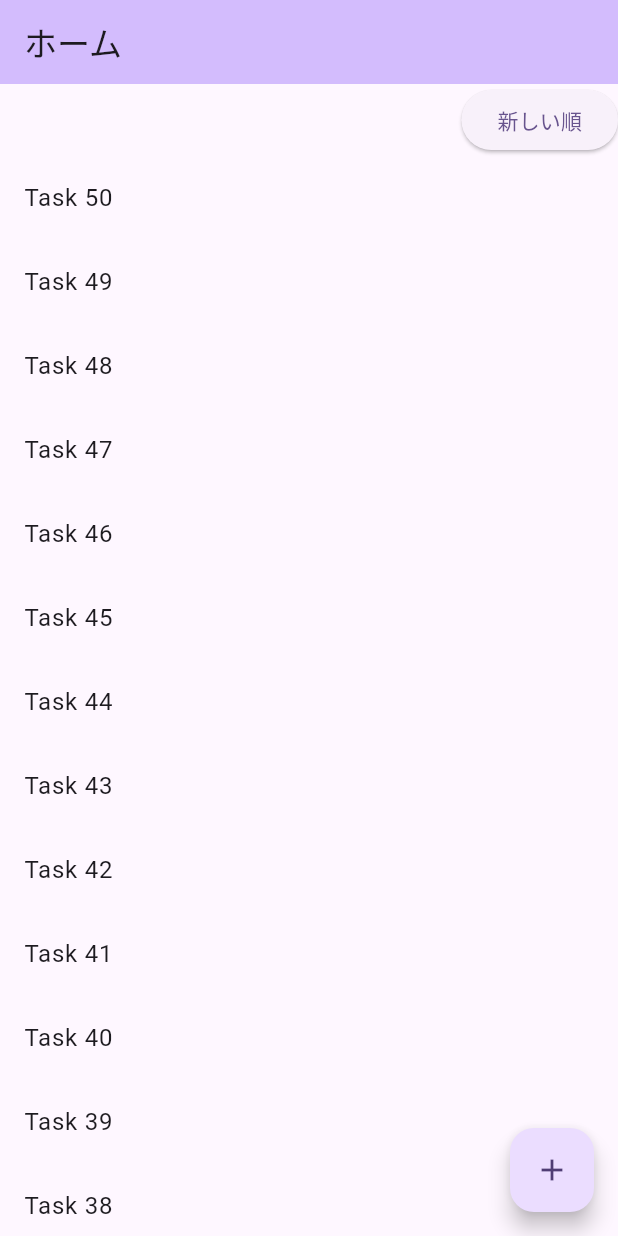
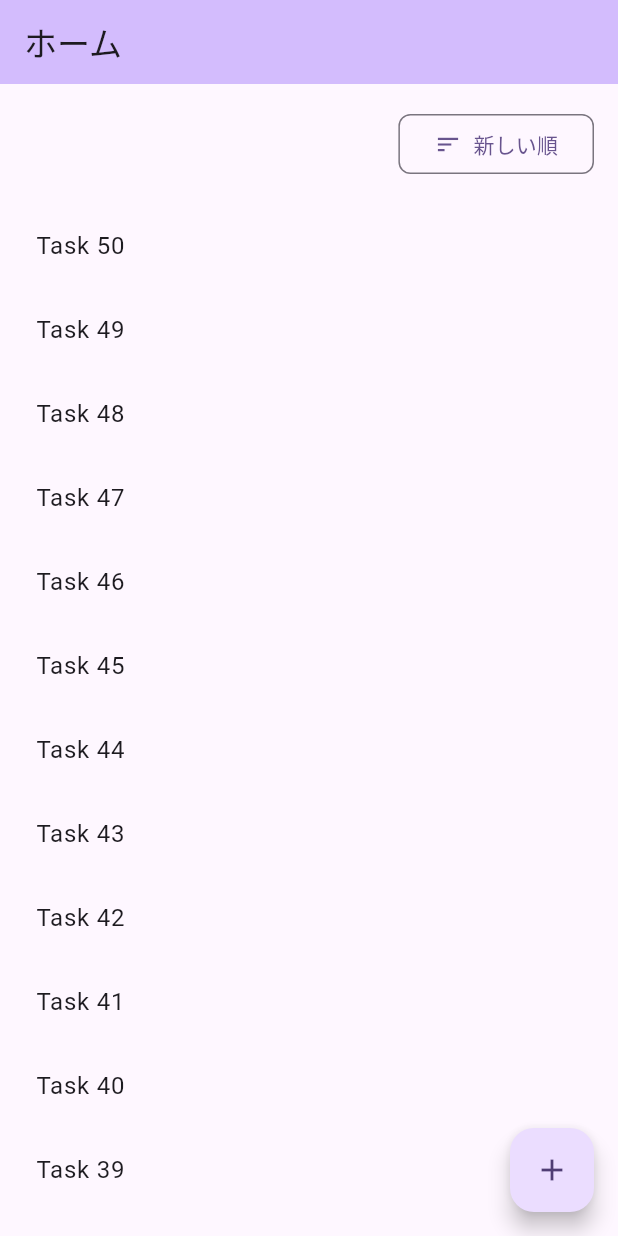
Before and after one commit to TetsuFe/flutter_todo_sample, a Flutter app: the screen it shows after launch, on a phone screen of 412 x 824 dp. Run offline on Flutter 3.47's test engine with Material 3 defaults, Android fonts, the phone set to English and light mode, and no system bars; our stand-ins replace flutter_hooks, freezed_annotation, hooks_riverpod, riverpod_annotation; generated files the repository leaves out were written again.

Commit message:
feat: タスク一覧のUI調整

```diff
--- a/lib/views/task/task_list.dart
+++ b/lib/views/task/task_list.dart
@@ -15,8 +15,11 @@ class TaskList extends ConsumerWidget {
 
     return CustomScrollView(
       slivers: [
-        SliverToBoxAdapter(
-          child: Row(children: [Spacer(), TaskListSortFilterButton()]),
+        const SliverToBoxAdapter(
+          child: Padding(
+            padding: EdgeInsets.all(16.0),
+            child: Row(children: [Spacer(), TaskListSortFilterButton()]),
+          ),
         ),
         SliverList.builder(
           itemBuilder: (context, index) {
@@ -26,9 +29,12 @@ class TaskList extends ConsumerWidget {
             if (index > tasks.length - 1) {
               return null;
             }
-            return ListTile(
-              title: Text(tasks[index].title),
-              key: ValueKey(tasks[index].id),
+            return Padding(
+              padding: const EdgeInsets.symmetric(horizontal: 8.0),
+              child: ListTile(
+                title: Text(tasks[index].title),
+                key: ValueKey(tasks[index].id),
+              ),
             );
           },
         ),
@@ -46,14 +52,23 @@ class TaskListSortFilterButton extends HookConsumerWidget {
     final sortOption = ref.watch(taskSortOptionProvider);
     final notifier = ref.watch(taskListProvider.notifier);
 
-    return ElevatedButton(
+    return OutlinedButton(
+      style: OutlinedButton.styleFrom(
+        shape: RoundedRectangleBorder(borderRadius: BorderRadius.circular(8)),
+      ),
       onPressed: () {
         sortOptionNotifier.toggle();
         notifier.refresh();
       },
-      child: sortOption == model.TaskSortOption.latest
-          ? Text('新しい順')
-          : Text('古い順'),
+      child: Row(
+        children: [
+          const Icon(Icons.sort),
+          const SizedBox(width: 8),
+          sortOption == model.TaskSortOption.latest
+              ? const Text('新しい順')
+              : const Text('古い順'),
+        ],
+      ),
     );
   }
 }
```
